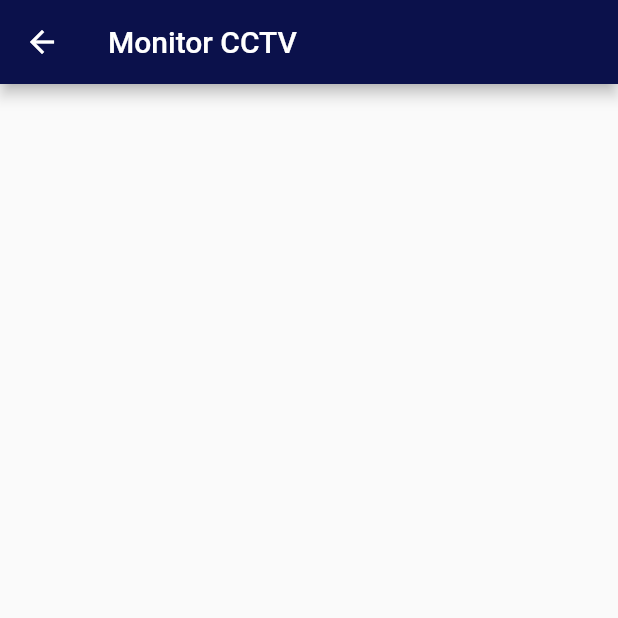
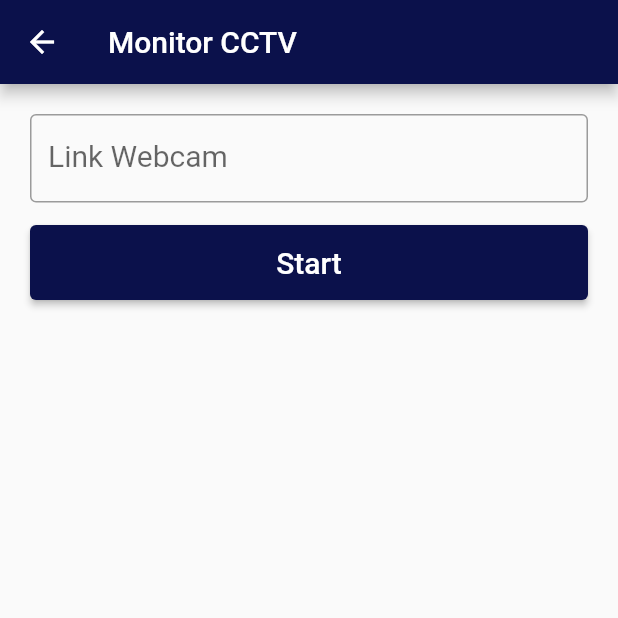
Before and after one commit to Arief2202/pens-bos-smart-aquarium-android, a Flutter app: the Dashboard screen opened directly, after a tap on "CCTV Aquarium", on a phone screen of 412 x 824 dp, the top half of it. Run offline on Flutter 3.47's test engine with Material 2 defaults, Android fonts, the phone set to English and light mode, and no system bars; our stand-ins replace flutter_local_notifications, flutter_phoenix, loader_overlay, rflutter_alert, shared_preferences, webview_flutter; missing offline and left inert: horizontal_data_table; accounts and stored records are empty; network calls fail.

Commit message:
Done All, kurang tambah gambar di menu

```diff
--- a/lib/cctv.dart
+++ b/lib/cctv.dart
@@ -4,6 +4,7 @@ import 'package:flutter/material.dart';
 import 'package:flutter_phoenix/flutter_phoenix.dart';
 import 'package:rflutter_alert/rflutter_alert.dart';
 import 'package:shared_preferences/shared_preferences.dart';
+import 'package:webview_flutter/webview_flutter.dart';
 import 'package:pens_bos_smart_aquarium/global_variables.dart' as globals;
 
 class CCTV extends StatefulWidget {
@@ -14,59 +15,106 @@ class CCTV extends StatefulWidget {
 }
 
 class CCTVState extends State<CCTV> {
+  TextEditingController link = TextEditingController();
+  bool _isScreenOn = false;
+
   void initState() {
     super.initState();
+    WebView.platform = AndroidWebView();
+    // loadLink();
+  }
+  void loadLink() async{
+    final SharedPreferences prefs = await SharedPreferences.getInstance();
+    if (this.mounted) {
+      setState(() {
+        link.text = prefs.getString('camLink')!;
+      });
+    }
   }
 
   Widget build(BuildContext context) {
     double mapWidth = MediaQuery.of(context).size.width / 1.2;
     return Scaffold(
+      resizeToAvoidBottomInset: false,
       appBar: AppBar(
         leading: IconButton(
           icon: Icon(Icons.arrow_back),
           onPressed: () => Navigator.pop(context),
         ),
         title: Text("Monitor CCTV"),
-        // actions: <Widget>[
-        //   IconButton(
-        //       icon: const Icon(Icons.logout),
-        //       onPressed: () async {
-        //         Alert(
-        //           context: context,
-        //           type: AlertType.warning,
-        //           desc: "\nDo you want to Logout ?",
-        //           buttons: [
-        //             DialogButton(
-        //                 child: Text(
-        //                   "No",
-        //                   style: TextStyle(color: Colors.white, fontSize: 20),
-        //                 ),
-        //                 onPressed: () {
-        //                   Phoenix.rebirth(context);
-        //                 }),
-        //             DialogButton(
-        //                 child: Text(
-        //                   "Yes",
-        //                   style: TextStyle(color: Colors.white, fontSize: 20),
-        //                 ),
-        //                 onPressed: () async {
-        //                   final prefs = await SharedPreferences.getInstance();
-        //                   await prefs.remove('username');
-        //                   await prefs.remove('password');
-        //                   setState(() {
-        //                     globals.isLoggedIn = false;
-        //                   });
-        //                   Phoenix.rebirth(context);
-        //                 }),
-        //           ],
-        //         ).show();
-        //       })
-        // ],
       ),
       body: Column(
         mainAxisAlignment: MainAxisAlignment.start,
         crossAxisAlignment: CrossAxisAlignment.center,
         children: <Widget>[
+          SizedBox(height: 20),
+          Container(
+            margin: EdgeInsets.symmetric(horizontal: 20),
+            child: Column(
+              crossAxisAlignment: CrossAxisAlignment.stretch,
+              children: [
+                TextField(
+                  decoration: InputDecoration(
+                    border: OutlineInputBorder(),
+                    labelText: 'Link Webcam',
+                    labelStyle: TextStyle(fontSize: 20),
+                    // errorText: _error[0] ? 'Value Can\'t Be Empty' : null,
+                  ),
+                  onSubmitted: (value) async {
+                    final prefs = await SharedPreferences.getInstance();
+                    await prefs.setString('camLink', link.text);
+                  },
+                  controller: link,
+                )
+              ],
+            ),
+          ),
+          SizedBox(height: 15),
+          Container(
+            margin: EdgeInsets.symmetric(horizontal: 20),
+            width: double.infinity,
+            height: 50,
+            child: ElevatedButton(
+              onPressed: () async{
+                final prefs = await SharedPreferences.getInstance();
+                await prefs.setString('camLink', link.text);
+                if (this.mounted) {
+                  setState(() {
+                    if(_isScreenOn) _isScreenOn = false;
+                    else _isScreenOn = true;
+                  });
+                }
+              },
+              child: Text(
+                _isScreenOn ? "Stop" : "Start",
+                style: TextStyle(fontSize: 20),
+              ),
+            ),
+          ),
+          SizedBox(height: 15),
+          _isScreenOn
+            ? Container(
+                height: 400,
+                width: MediaQuery.of(context).size.width,
+                child: WebView(
+                  initialUrl: link.text,
+                ))
+            : Container(
+                height: 400,
+                width: MediaQuery.of(context).size.width,
+              )
+
+          // _isScreenOn
+          //   ? Container(
+          //       height: 240,
+          //       width: 320,
+          //       child: WebView(
+          //         initialUrl: "http://192.168.225.97",
+          //       ))
+          //   : Container(
+          //       height: 240,
+          //       width: 320,
+          //     ));
           // Container(height: 20.0), //SizedBox(height: 20.0),
 
           // Container(
--- a/lib/dashboard.dart
+++ b/lib/dashboard.dart
@@ -225,11 +225,11 @@ class DashboardState extends State<Dashboard> {
                         style: TextStyle(fontSize: 17, fontWeight: FontWeight.w600, color: globals.valueColor),
                       ),
                       Text(
-                        DateFormat('dd MMM yyyy').format(tempDate!),
+                        DateFormat('dd MMM yyyy').format(tempDate),
                         style: TextStyle(fontSize: 17, fontWeight: FontWeight.w600, color: globals.valueColor),
                       ),
                       Text(
-                        DateFormat('hh:mm:ss').format(tempDate!),
+                        DateFormat('hh:mm:ss').format(tempDate),
                         style: TextStyle(fontSize: 17, fontWeight: FontWeight.w600, color: globals.valueColor),
                       ),
                     ],
@@ -266,7 +266,7 @@ class DashboardState extends State<Dashboard> {
                         style: TextStyle(fontSize: 17, fontWeight: FontWeight.w600, color: globals.valueColor),
                       ),
                       Text(
-                        DateFormat('a').format(tempDate!),
+                        DateFormat('a').format(tempDate),
                         style: TextStyle(fontSize: 17, fontWeight: FontWeight.w600, color: globals.valueColor),
                       ),
                     ],
--- a/pubspec.yaml
+++ b/pubspec.yaml
@@ -30,7 +30,6 @@ environment:
 dependencies:
   shared_preferences: ^2.0.15
   http: ^0.13.4
-  webview_flutter: ^2.0.4
   url_launcher: ^6.0.20
   rflutter_alert: ^2.0.4
   loader_overlay: ^2.0.6
@@ -42,6 +41,7 @@ dependencies:
   # flutter_native_timezone: ^2.0.0
   flutter_staggered_grid_view: ^0.4.0
   horizontal_data_table: ^4.2.0
+  webview_flutter: ^3.0.4
   intl: ^0.18.1
   flutter:
     sdk: flutter
```
Also changed, not shown: pubspec.lock, 2 other files.
